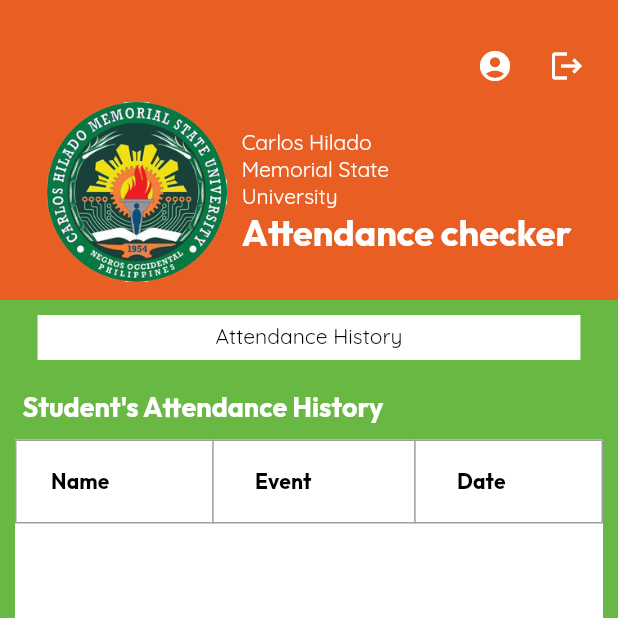
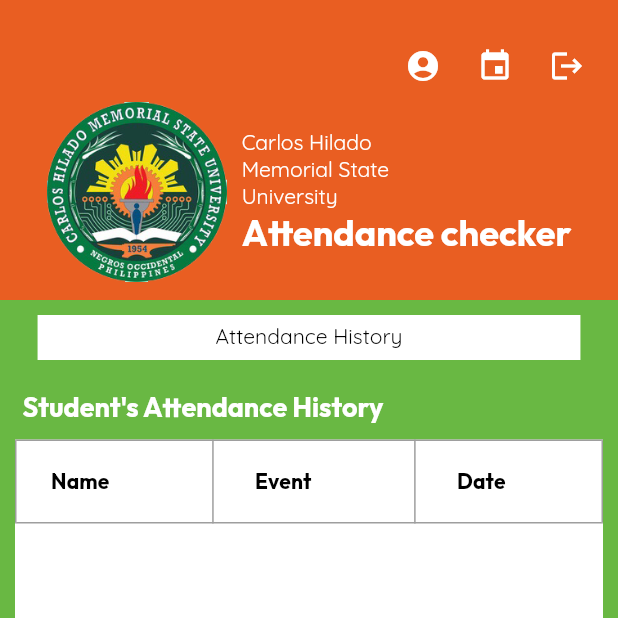
Before and after one commit to lansoyyy/biometrics_attendance_monitoring, a Flutter app: the AdminHomeScreen screen opened directly, on a phone screen of 412 x 824 dp, the top half of it. Run offline on Flutter 3.47's test engine with Material 2 defaults, Android fonts, the phone set to English and light mode, and no system bars; our stand-ins replace cloud_firestore, firebase_auth, firebase_core, fluttertoast, get_storage, local_auth; accounts and stored records are empty.

Commit message:
wip events tab

```diff
--- a/lib/screens/admin_home.dart
+++ b/lib/screens/admin_home.dart
@@ -1,4 +1,5 @@
 import 'package:biometrics_attendance/screens/landing_screen.dart';
+import 'package:biometrics_attendance/screens/tabs/event_tab.dart';
 import 'package:biometrics_attendance/services/add_user.dart';
 import 'package:biometrics_attendance/utils/colors.dart';
 import 'package:biometrics_attendance/widgets/text_widget.dart';
@@ -77,6 +78,16 @@
                             },
                             icon: const Icon(
                               Icons.account_circle_sharp,
+                              color: Colors.white,
+                            ),
+                          ),
+                          IconButton(
+                            onPressed: () {
+                              Navigator.of(context).push(MaterialPageRoute(
+                                  builder: (context) => const EventTab()));
+                            },
+                            icon: const Icon(
+                              Icons.event,
                               color: Colors.white,
                             ),
                           ),
```
Also changed, not shown: lib/screens/tabs/event_tab.dart (added, +26 -0 lines).
